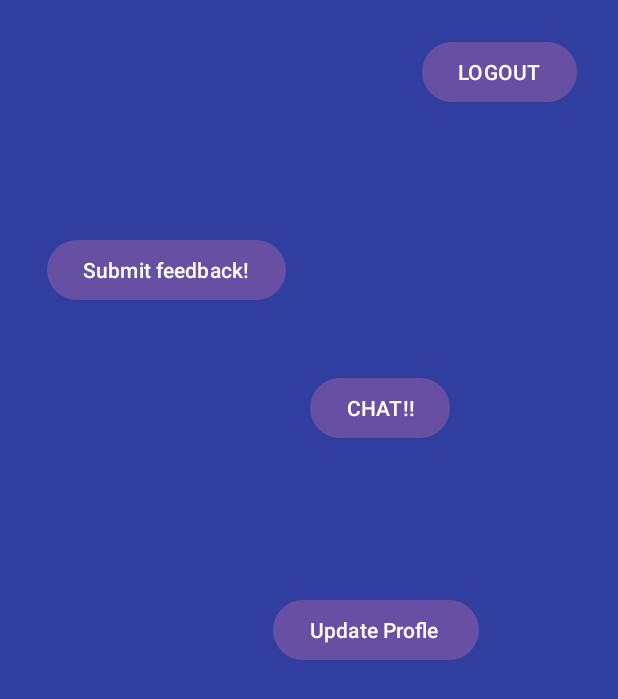
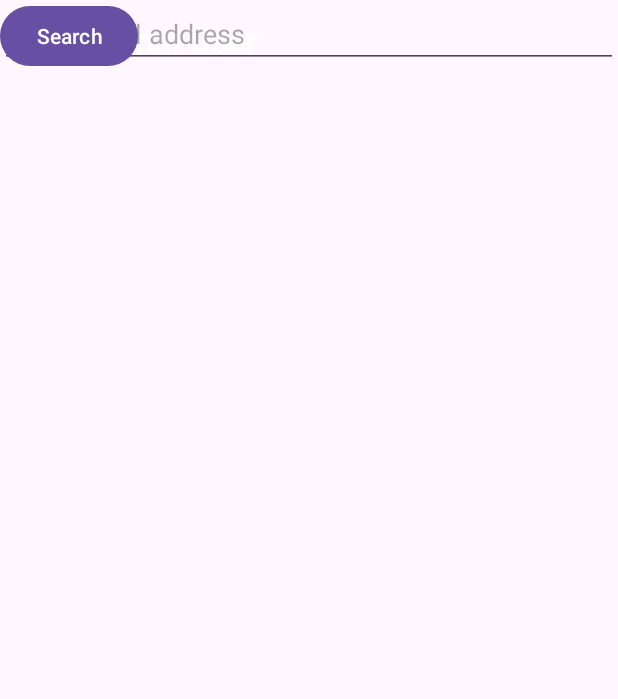
Before and after one commit to anasaqeeel/CodeHub_Android_App, an Android app: the main screen opened directly, with no data from a screen before it, after a tap on "Submit feedback!", on a phone screen of 412 x 824 dp. Shown: the top 699 px of the screen. Run offline under Robolectric (Android 15) with nearby library versions, the phone set to English and light mode, and no system bars; our stand-ins replace Firebase (no records; nobody signed in at launch, a user with empty details on screens opened directly); Roboto replaces fonts that are not available here.

Commit message:
Feedback

```diff
--- a/app/src/main/AndroidManifest.xml
+++ b/app/src/main/AndroidManifest.xml
@@ -25,6 +25,9 @@
             android:exported="false" />
         <activity
             android:name=".ChatFragment"
+            android:exported="true" />
+        <activity
+            android:name=".Feedback"
             android:exported="true" />
         <activity
             android:name=".main"
--- a/app/src/main/java/com/example/myapplication12/Feedback.java
+++ b/app/src/main/java/com/example/myapplication12/Feedback.java
@@ -1,5 +1,125 @@
 package com.example.myapplication12;
 
-public class Feedback {
+import android.os.Bundle;
+import android.util.Log;
+import android.view.View;
+import android.widget.Button;
+import android.widget.EditText;
+import android.widget.Toast;
+
+import androidx.appcompat.app.AppCompatActivity;
+import androidx.recyclerview.widget.LinearLayoutManager;
+import androidx.recyclerview.widget.RecyclerView;
+
+import com.example.myapplication12.adapters.SearchUserAdapters;
+import com.example.myapplication12.models.UserModel;
+import com.example.myapplication12.utilities.PreferenceManager;
+import com.example.myapplication12.utilities.firebaeUtil;
+import com.firebase.ui.firestore.FirestoreRecyclerOptions;
+import com.google.firebase.firestore.Query;
+
+public class Feedback extends AppCompatActivity {
+    private SearchUserAdapters adapters;
+    private PreferenceManager preferenceManager;
+    private RecyclerView recyclerView;
+
+    private EditText searchField;
+    private Button searchButton;
+    String email,skill1;
+    @Override
+    protected void onCreate(Bundle savedInstanceState) {
+        preferenceManager = new PreferenceManager(getApplicationContext());
+
+        //iski base py searching
+        email = preferenceManager.getString("user_email");
+        //skill1=preferenceManager.getString("skills");
+
+
+        super.onCreate(savedInstanceState);
+        setContentView(R.layout.activity_search_user);
+
+        recyclerView = findViewById(R.id.search_user_recycler_view);
+        recyclerView.setLayoutManager(new LinearLayoutManager(this));
+        //recyclerView1.findViewById(R.id.recyler_view_new);
+        //setupRecyclerViewNew();
+
+        searchField = findViewById(R.id.search_field);
+        searchButton = findViewById(R.id.search_button);
+
+        // Initialize with no users shown
+        showUser("");
+
+        searchButton.setOnClickListener(new View.OnClickListener() {
+            @Override
+            public void onClick(View view) {
+                performSearch();
+            }
+        });
+    }
+
+    private void performSearch() {
+        String searchText = searchField.getText().toString().trim();
+        // Add a log statement to check the search text
+        Log.d("SearchUser", "Searching for: " + searchText);
+        showUser(searchText);
+    }
+
+    void showUser(String searchskill) {
+        Query query;
+        if (searchskill.isEmpty()) {
+            // Start with an empty query if no search text is provided
+            // Note that Firestore doesn't support truly empty queries, so we use an impossible condition
+            query = firebaeUtil.allUserCollectionReference().whereEqualTo("email", "no_user_should_have_this_skill_123");
+        }
+        if(searchskill.equals(email)) {
+            showtoast("Cannot chat yourself!.");
+            query = firebaeUtil.allUserCollectionReference().whereEqualTo("email", "no_user_should_have_this_email_123");
+        }
+        else {
+            // Query that searches for a specific email address
+            query = firebaeUtil.allUserCollectionReference().whereEqualTo("skills", searchskill);
+        }
+        FirestoreRecyclerOptions<UserModel> options = new FirestoreRecyclerOptions.Builder<UserModel>()
+                .setQuery(query, UserModel.class)
+                .build();
+
+
+        if (adapters != null) {
+            adapters.stopListening();
+        }
+        adapters = new SearchUserAdapters(options, this);
+        recyclerView.setAdapter(adapters);
+        adapters.startListening();
+    }
+    private void showtoast(String message) {
+        Toast.makeText(getApplicationContext(), message, Toast.LENGTH_SHORT).show();
+    }
+
+
+
+    @Override
+    protected void onStart() {
+        super.onStart();
+        if (adapters != null) {
+            adapters.startListening();
+        }
+    }
+
+    @Override
+    protected void onStop() {
+        super.onStop();
+        // Stop the adapter listening when the activity is no longer visible
+        if (adapters != null) {
+            adapters.stopListening();
+        }
+    }
+
+    @Override
+    protected void onResume() {
+        super.onResume();
+        if (adapters != null) {
+            adapters.startListening();
+        }
+    }
 
 }
--- a/app/src/main/java/com/example/myapplication12/SearchUser.java
+++ b/app/src/main/java/com/example/myapplication12/SearchUser.java
@@ -36,7 +36,6 @@ public class SearchUser extends AppCompatActivity {
         //iski base py searching
         email = preferenceManager.getString("user_email");
         //skill1=preferenceManager.getString("skills");
-
 
         super.onCreate(savedInstanceState);
         setContentView(R.layout.activity_search_user);
@@ -88,7 +87,6 @@ public class SearchUser extends AppCompatActivity {
                 .setQuery(query, UserModel.class)
                 .build();
 
-
         if (adapters != null) {
             adapters.stopListening();
         }
--- /dev/null
+++ b/app/src/main/java/com/example/myapplication12/submit_feedback.java
@@ -0,0 +1,4 @@
+package com.example.myapplication12;
+
+public class submit_feedback {
+}
--- a/app/src/main/res/layout/search_user.xml
+++ b/app/src/main/res/layout/search_user.xml
@@ -20,8 +20,6 @@
         android:layout_gravity="center">
 
 
-
-
         <TextView
             android:layout_width="wrap_content"
             android:layout_height="wrap_content"
```
Also changed, not shown: app/src/main/res/layout/activity_search_userf.xml (added, +69 -0 lines), app/src/main/res/layout/feedback.xml (+35 -3 lines), app/src/main/res/layout/search_user_mainf.xml (added, +18 -0 lines).
